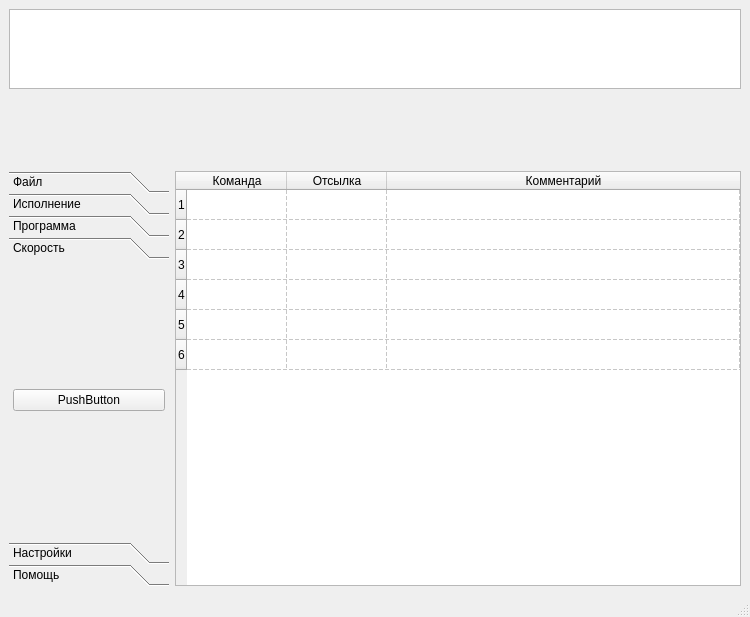
Qt form wmain.ui (adm-academic/CPP_Qt5_Post_Machine) before a commit.
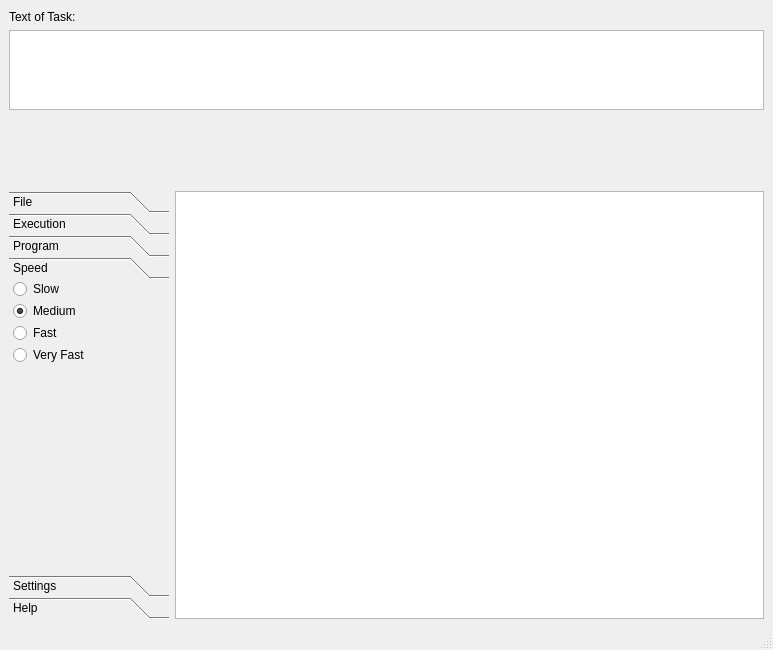
The same form after that commit. The open tabs and pages were chosen to show the change. Custom widgets are drawn as their Qt base class.

```diff
--- a/wmain.ui
+++ b/wmain.ui
@@ -6,8 +6,8 @@
    <rect>
     <x>0</x>
     <y>0</y>
-    <width>750</width>
-    <height>617</height>
+    <width>773</width>
+    <height>650</height>
    </rect>
   </property>
   <property name="windowTitle">
@@ -17,6 +17,25 @@
    <layout class="QVBoxLayout" name="verticalLayout_2">
     <item>
      <layout class="QVBoxLayout" name="verticalLayout">
+      <item>
+       <widget class="QLabel" name="label">
+        <property name="minimumSize">
+         <size>
+          <width>0</width>
+          <height>0</height>
+         </size>
+        </property>
+        <property name="maximumSize">
+         <size>
+          <width>16777215</width>
+          <height>15</height>
+         </size>
+        </property>
+        <property name="text">
+         <string>Text of Task:</string>
+        </property>
+       </widget>
+      </item>
       <item>
        <widget class="QPlainTextEdit" name="plainTextEdit">
         <property name="sizePolicy">
@@ -71,7 +90,7 @@
           </rect>
          </property>
          <attribute name="label">
-          <string>Файл</string>
+          <string>File</string>
          </attribute>
          <layout class="QVBoxLayout" name="verticalLayout_5">
           <property name="spacing">
@@ -135,7 +154,7 @@
           </rect>
          </property>
          <attribute name="label">
-          <string>Исполнение</string>
+          <string>Execution</string>
          </attribute>
          <layout class="QVBoxLayout" name="verticalLayout_3">
           <property name="spacing">
@@ -223,7 +242,7 @@
           </rect>
          </property>
          <attribute name="label">
-          <string>Программа</string>
+          <string>Program</string>
          </attribute>
          <layout class="QVBoxLayout" name="verticalLayout_4">
           <property name="spacing">
@@ -297,11 +316,11 @@
            <x>0</x>
            <y>0</y>
            <width>160</width>
-           <height>194</height>
+           <height>206</height>
           </rect>
          </property>
          <attribute name="label">
-          <string>Скорость</string>
+          <string>Speed</string>
          </attribute>
          <layout class="QVBoxLayout" name="verticalLayout_6">
           <property name="spacing">
@@ -320,12 +339,49 @@
            <number>0</number>
           </property>
           <item>
-           <widget class="QPushButton" name="pushButton">
+           <widget class="QRadioButton" name="rb_speed_slow">
             <property name="text">
-             <string>PushButton</string>
+             <string>Slow</string>
             </property>
            </widget>
           </item>
+          <item>
+           <widget class="QRadioButton" name="rb_speed_medium">
+            <property name="text">
+             <string>Medium</string>
+            </property>
+            <property name="checked">
+             <bool>true</bool>
+            </property>
+           </widget>
+          </item>
+          <item>
+           <widget class="QRadioButton" name="rb_speed_fast">
+            <property name="text">
+             <string>Fast</string>
+            </property>
+           </widget>
+          </item>
+          <item>
+           <widget class="QRadioButton" name="rb_speed_veryfast">
+            <property name="text">
+             <string>Very Fast</string>
+            </property>
+           </widget>
+          </item>
+          <item>
+           <spacer name="verticalSpacer_4">
+            <property name="orientation">
+             <enum>Qt::Vertical</enum>
+            </property>
+            <property name="sizeHint" stdset="0">
+             <size>
+              <width>20</width>
+              <height>40</height>
+             </size>
+            </property>
+           </spacer>
+          </item>
          </layout>
         </widget>
         <widget class="QWidget" name="tbp_settings">
@@ -338,7 +394,7 @@
           </rect>
          </property>
          <attribute name="label">
-          <string>Настройки</string>
+          <string>Settings</string>
          </attribute>
          <layout class="QVBoxLayout" name="verticalLayout_7">
           <property name="spacing">
@@ -375,7 +431,7 @@
           </rect>
          </property>
          <attribute name="label">
-          <string>Помощь</string>
+          <string>Help</string>
          </attribute>
          <layout class="QVBoxLayout" name="verticalLayout_8">
           <property name="spacing">
@@ -412,51 +468,6 @@
           <height>300</height>
          </size>
         </property>
-        <property name="editTriggers">
-         <set>QAbstractItemView::AllEditTriggers</set>
-        </property>
-        <property name="selectionMode">
-         <enum>QAbstractItemView::SingleSelection</enum>
-        </property>
-        <property name="selectionBehavior">
-         <enum>QAbstractItemView::SelectRows</enum>
-        </property>
-        <property name="gridStyle">
-         <enum>Qt::DashLine</enum>
-        </property>
-        <property name="cornerButtonEnabled">
-         <bool>false</bool>
-        </property>
-        <property name="rowCount">
-         <number>6</number>
-        </property>
-        <property name="columnCount">
-         <number>3</number>
-        </property>
-        <attribute name="horizontalHeaderStretchLastSection">
-         <bool>true</bool>
-        </attribute>
-        <row/>
-        <row/>
-        <row/>
-        <row/>
-        <row/>
-        <row/>
-        <column>
-         <property name="text">
-          <string>Команда</string>
-         </property>
-        </column>
-        <column>
-         <property name="text">
-          <string>Отсылка</string>
-         </property>
-        </column>
-        <column>
-         <property name="text">
-          <string>Комментарий</string>
-         </property>
-        </column>
        </widget>
       </item>
      </layout>
```
Left out of the diff: 70 changed lines with no effect on the pictures.
